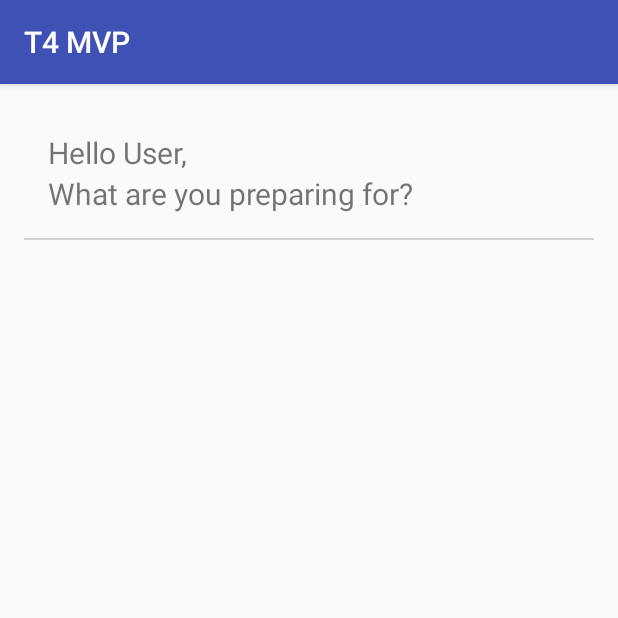
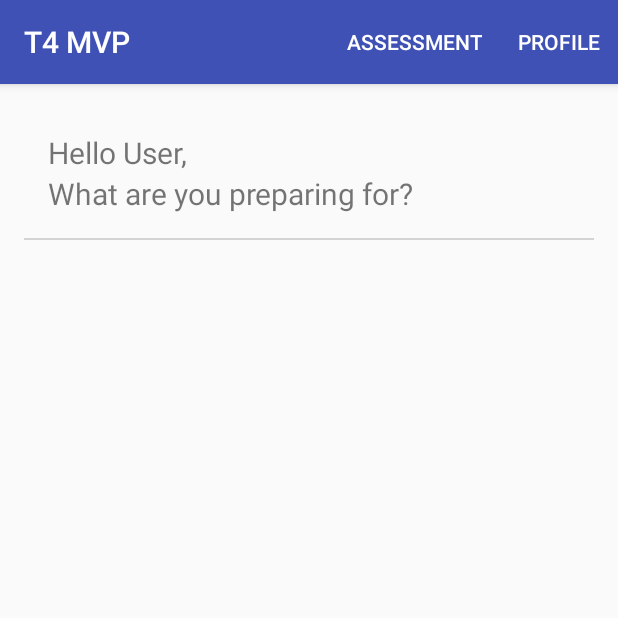
Before and after one commit to noelsison/VideoList, an Android app: the screen it shows after launch (MainActivity), on a phone screen of 412 x 824 dp, the top half of it. Run offline under Robolectric (Android 15) with nearby library versions, the light colour scheme and no system bars.

Commit message:
Added menu bar options for dashboard and video player

```diff
--- a/app/src/main/java/com/example/noel/videolist/MainActivity.java
+++ b/app/src/main/java/com/example/noel/videolist/MainActivity.java
@@ -6,7 +6,10 @@ import android.support.v7.app.AppCompatActivity;
 import android.support.v7.widget.DividerItemDecoration;
 import android.support.v7.widget.LinearLayoutManager;
 import android.support.v7.widget.RecyclerView;
+import android.view.Menu;
+import android.view.MenuItem;
 import android.widget.TextView;
+import android.widget.Toast;
 
 import com.example.noel.videolist.content.ContentListActivity;
 
@@ -17,7 +20,7 @@ public class MainActivity extends AppCompatActivity implements ModuleListAdapter
     TextView textViewGreeting;
     RecyclerView recyclerView;
     ModuleListAdapter activityListAdapter;
-    MainActivityLoadManager loadManager;
+    ModuleListLoadManager loadManager;
 
     @Override
     protected void onCreate(Bundle savedInstanceState) {
@@ -41,7 +44,28 @@ public class MainActivity extends AppCompatActivity implements ModuleListAdapter
         recyclerView.setAdapter(activityListAdapter);
 
         // Handles DB
-        loadManager = new MainActivityLoadManager(this);
+        loadManager = new ModuleListLoadManager(this);
+    }
+
+    @Override
+    public boolean onCreateOptionsMenu(Menu menu) {
+        getMenuInflater().inflate(R.menu.main, menu);
+        return true;
+    }
+
+    @Override
+    public boolean onOptionsItemSelected(MenuItem item) {
+        switch (item.getItemId()) {
+            default:
+                break;
+            case R.id.action_assessment:
+                Toast.makeText(this, "Assessment menu option clicked.", Toast.LENGTH_SHORT).show();
+                break;
+            case R.id.action_profile:
+                Toast.makeText(this, "Profile menu option clicked.", Toast.LENGTH_SHORT).show();
+                break;
+        }
+        return super.onOptionsItemSelected(item);
     }
 
     @Override
--- a/app/src/main/java/com/example/noel/videolist/MainActivityLoadManager.java
+++ b/app/src/main/java/com/example/noel/videolist/ModuleListLoadManager.java
@@ -17,7 +17,7 @@ import com.example.noel.videolist.data.VideoListDbHelper;
  * Created by Noel on 2/27/2017.
  */
 
-public class MainActivityLoadManager implements LoaderManager.LoaderCallbacks<Cursor> {
+public class ModuleListLoadManager implements LoaderManager.LoaderCallbacks<Cursor> {
 
     private static final int DB_LOADER = 0;
 
@@ -25,7 +25,7 @@ public class MainActivityLoadManager implements LoaderManager.LoaderCallbacks<Cu
 
     SQLiteDatabase db;
 
-    MainActivityLoadManager(MainActivity activity) {
+    ModuleListLoadManager(MainActivity activity) {
         this.activity = activity;
         this.activity.getLoaderManager().initLoader(DB_LOADER, null, this);
     }
--- a/app/src/main/java/com/example/noel/videolist/content/ContentListActivity.java
+++ b/app/src/main/java/com/example/noel/videolist/content/ContentListActivity.java
@@ -56,6 +56,8 @@ public class ContentListActivity  extends AppCompatActivity implements ContentLi
 
         // Handles DB
         loadManager = new ContentListLoadManager(this);
+
+        getSupportActionBar().setDisplayHomeAsUpEnabled(true);
     }
 
     @Override
--- /dev/null
+++ b/app/src/main/res/menu/main.xml
@@ -0,0 +1,14 @@
+<?xml version="1.0" encoding="utf-8"?>
+<menu xmlns:android="http://schemas.android.com/apk/res/android"
+    xmlns:app="http://schemas.android.com/apk/res-auto">
+    <item
+        android:id="@+id/action_assessment"
+        android:orderInCategory="1"
+        app:showAsAction="ifRoom"
+        android:title="@string/assessment"></item>
+    <item
+        android:id="@+id/action_profile"
+        android:orderInCategory="2"
+        app:showAsAction="ifRoom"
+        android:title="@string/profile"></item>
+</menu>
--- a/app/src/main/res/values/strings.xml
+++ b/app/src/main/res/values/strings.xml
@@ -1,5 +1,8 @@
 <resources>
     <string name="app_name">T4 MVP</string>
     <string name="greeting_question">What are you preparing for?</string>
+    <string name="assessment">Assessment</string>
+    <string name="profile">Profile</string>
+    <string name="fullscreen">Fullscreen</string>
     <string name="dummy">Lorem Ipsum is simply dummy text of the printing and typesetting industry. Lorem Ipsum has been the industry\'s standard dummy text ever since the 1500s, when an unknown printer took a galley of type and scrambled it to make a type specimen book. It has survived not only five centuries, but also the leap into electronic typesetting, remaining essentially unchanged. It was popularised in the 1960s with the release of Letraset sheets containing Lorem Ipsum passages, and more recently with desktop publishing software like Aldus PageMaker including versions of Lorem Ipsum.</string>
 </resources>
```
Also changed, not shown: app/src/main/java/com/example/noel/videolist/video/VideoPlayerActivity.java (+9 -9 lines), app/src/main/res/menu/video_player.xml (added, +7 -0 lines).
